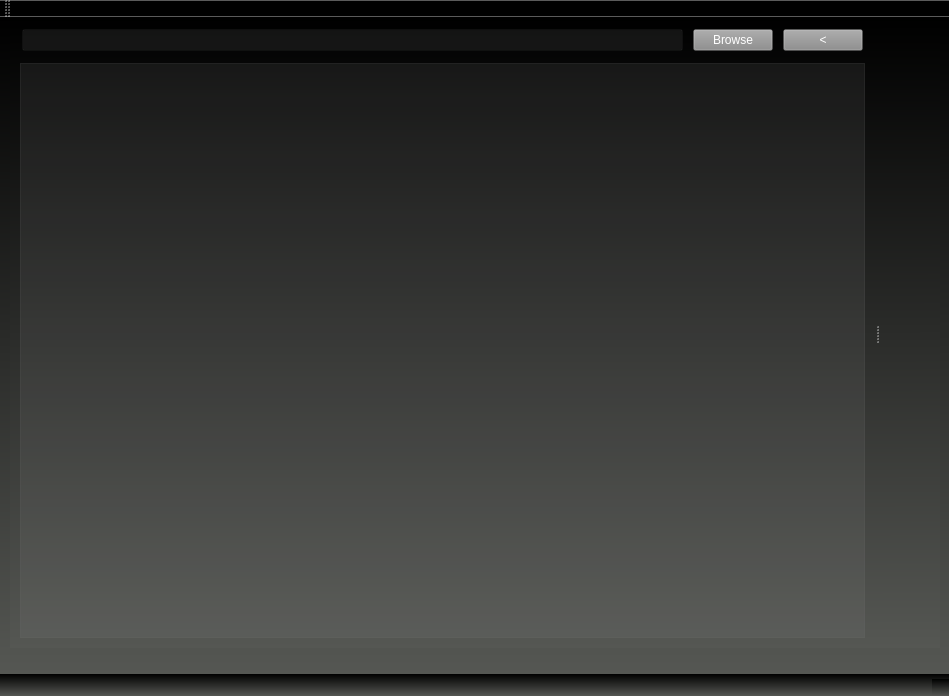
Laymalay/FileMonitor, file mainwindow.ui: the form before one commit.
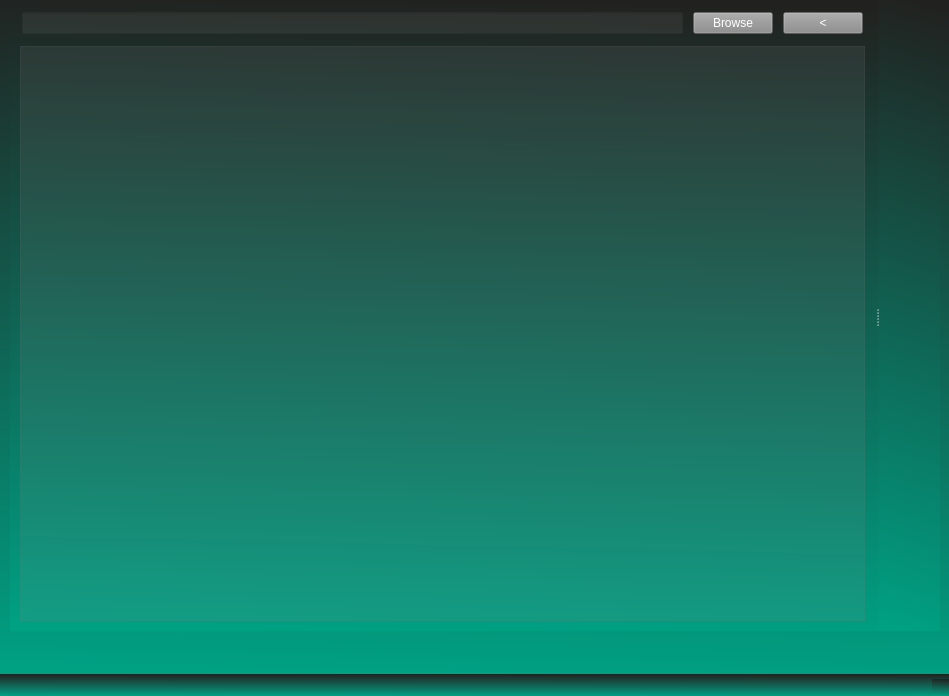
The form after the commit.

Diff of the .ui file:
```diff
--- a/mainwindow.ui
+++ b/mainwindow.ui
@@ -39,19 +39,19 @@
     <active>
      <colorrole role="Button">
       <brush brushstyle="LinearGradientPattern">
-       <gradient startx="0.511726000000000" starty="0.000000000000000" endx="0.512000000000000" endy="1.000000000000000" type="LinearGradient" spread="PadSpread" coordinatemode="ObjectBoundingMode">
+       <gradient startx="0.487000000000000" starty="1.000000000000000" endx="0.517000000000000" endy="0.000000000000000" type="LinearGradient" spread="PadSpread" coordinatemode="ObjectBoundingMode">
         <gradientstop position="0.000000000000000">
          <color alpha="255">
           <red>0</red>
-          <green>0</green>
-          <blue>0</blue>
+          <green>160</green>
+          <blue>131</blue>
          </color>
         </gradientstop>
         <gradientstop position="1.000000000000000">
          <color alpha="255">
-          <red>85</red>
-          <green>87</green>
-          <blue>83</blue>
+          <red>33</red>
+          <green>34</green>
+          <blue>32</blue>
          </color>
         </gradientstop>
        </gradient>
@@ -68,19 +68,19 @@
      </colorrole>
      <colorrole role="Base">
       <brush brushstyle="LinearGradientPattern">
-       <gradient startx="0.511726000000000" starty="0.000000000000000" endx="0.512000000000000" endy="1.000000000000000" type="LinearGradient" spread="PadSpread" coordinatemode="ObjectBoundingMode">
+       <gradient startx="0.487000000000000" starty="1.000000000000000" endx="0.517000000000000" endy="0.000000000000000" type="LinearGradient" spread="PadSpread" coordinatemode="ObjectBoundingMode">
         <gradientstop position="0.000000000000000">
          <color alpha="255">
           <red>0</red>
-          <green>0</green>
-          <blue>0</blue>
+          <green>160</green>
+          <blue>131</blue>
          </color>
         </gradientstop>
         <gradientstop position="1.000000000000000">
          <color alpha="255">
-          <red>85</red>
-          <green>87</green>
-          <blue>83</blue>
+          <red>33</red>
+          <green>34</green>
+          <blue>32</blue>
          </color>
         </gradientstop>
        </gradient>
@@ -88,19 +88,19 @@
      </colorrole>
      <colorrole role="Window">
       <brush brushstyle="LinearGradientPattern">
-       <gradient startx="0.511726000000000" starty="0.000000000000000" endx="0.512000000000000" endy="1.000000000000000" type="LinearGradient" spread="PadSpread" coordinatemode="ObjectBoundingMode">
+       <gradient startx="0.487000000000000" starty="1.000000000000000" endx="0.517000000000000" endy="0.000000000000000" type="LinearGradient" spread="PadSpread" coordinatemode="ObjectBoundingMode">
         <gradientstop position="0.000000000000000">
          <color alpha="255">
           <red>0</red>
-          <green>0</green>
-          <blue>0</blue>
+          <green>160</green>
+          <blue>131</blue>
          </color>
         </gradientstop>
         <gradientstop position="1.000000000000000">
          <color alpha="255">
-          <red>85</red>
-          <green>87</green>
-          <blue>83</blue>
+          <red>33</red>
+          <green>34</green>
+          <blue>32</blue>
          </color>
         </gradientstop>
        </gradient>
@@ -119,19 +119,19 @@
     <inactive>
      <colorrole role="Button">
       <brush brushstyle="LinearGradientPattern">
-       <gradient startx="0.511726000000000" starty="0.000000000000000" endx="0.512000000000000" endy="1.000000000000000" type="LinearGradient" spread="PadSpread" coordinatemode="ObjectBoundingMode">
+       <gradient startx="0.487000000000000" starty="1.000000000000000" endx="0.517000000000000" endy="0.000000000000000" type="LinearGradient" spread="PadSpread" coordinatemode="ObjectBoundingMode">
         <gradientstop position="0.000000000000000">
          <color alpha="255">
           <red>0</red>
-          <green>0</green>
-          <blue>0</blue>
+          <green>160</green>
+          <blue>131</blue>
          </color>
         </gradientstop>
         <gradientstop position="1.000000000000000">
          <color alpha="255">
-          <red>85</red>
-          <green>87</green>
-          <blue>83</blue>
+          <red>33</red>
+          <green>34</green>
+          <blue>32</blue>
          </color>
         </gradientstop>
        </gradient>
@@ -148,19 +148,19 @@
      </colorrole>
      <colorrole role="Base">
       <brush brushstyle="LinearGradientPattern">
-       <gradient startx="0.511726000000000" starty="0.000000000000000" endx="0.512000000000000" endy="1.000000000000000" type="LinearGradient" spread="PadSpread" coordinatemode="ObjectBoundingMode">
+       <gradient startx="0.487000000000000" starty="1.000000000000000" endx="0.517000000000000" endy="0.000000000000000" type="LinearGradient" spread="PadSpread" coordinatemode="ObjectBoundingMode">
         <gradientstop position="0.000000000000000">
          <color alpha="255">
           <red>0</red>
-          <green>0</green>
-          <blue>0</blue>
+          <green>160</green>
+          <blue>131</blue>
          </color>
         </gradientstop>
         <gradientstop position="1.000000000000000">
          <color alpha="255">
-          <red>85</red>
-          <green>87</green>
-          <blue>83</blue>
+          <red>33</red>
+          <green>34</green>
+          <blue>32</blue>
          </color>
         </gradientstop>
        </gradient>
@@ -168,19 +168,19 @@
      </colorrole>
      <colorrole role="Window">
       <brush brushstyle="LinearGradientPattern">
-       <gradient startx="0.511726000000000" starty="0.000000000000000" endx="0.512000000000000" endy="1.000000000000000" type="LinearGradient" spread="PadSpread" coordinatemode="ObjectBoundingMode">
+       <gradient startx="0.487000000000000" starty="1.000000000000000" endx="0.517000000000000" endy="0.000000000000000" type="LinearGradient" spread="PadSpread" coordinatemode="ObjectBoundingMode">
         <gradientstop position="0.000000000000000">
          <color alpha="255">
           <red>0</red>
-          <green>0</green>
-          <blue>0</blue>
+          <green>160</green>
+          <blue>131</blue>
          </color>
         </gradientstop>
         <gradientstop position="1.000000000000000">
          <color alpha="255">
-          <red>85</red>
-          <green>87</green>
-          <blue>83</blue>
+          <red>33</red>
+          <green>34</green>
+          <blue>32</blue>
          </color>
         </gradientstop>
        </gradient>
@@ -199,19 +199,19 @@
     <disabled>
      <colorrole role="Button">
       <brush brushstyle="LinearGradientPattern">
-       <gradient startx="0.511726000000000" starty="0.000000000000000" endx="0.512000000000000" endy="1.000000000000000" type="LinearGradient" spread="PadSpread" coordinatemode="ObjectBoundingMode">
+       <gradient startx="0.487000000000000" starty="1.000000000000000" endx="0.517000000000000" endy="0.000000000000000" type="LinearGradient" spread="PadSpread" coordinatemode="ObjectBoundingMode">
         <gradientstop position="0.000000000000000">
          <color alpha="255">
           <red>0</red>
-          <green>0</green>
-          <blue>0</blue>
+          <green>160</green>
+          <blue>131</blue>
          </color>
         </gradientstop>
         <gradientstop position="1.000000000000000">
          <color alpha="255">
-          <red>85</red>
-          <green>87</green>
-          <blue>83</blue>
+          <red>33</red>
+          <green>34</green>
+          <blue>32</blue>
          </color>
         </gradientstop>
        </gradient>
@@ -228,19 +228,19 @@
      </colorrole>
      <colorrole role="Base">
       <brush brushstyle="LinearGradientPattern">
-       <gradient startx="0.511726000000000" starty="0.000000000000000" endx="0.512000000000000" endy="1.000000000000000" type="LinearGradient" spread="PadSpread" coordinatemode="ObjectBoundingMode">
+       <gradient startx="0.487000000000000" starty="1.000000000000000" endx="0.517000000000000" endy="0.000000000000000" type="LinearGradient" spread="PadSpread" coordinatemode="ObjectBoundingMode">
         <gradientstop position="0.000000000000000">
          <color alpha="255">
           <red>0</red>
-          <green>0</green>
-          <blue>0</blue>
+          <green>160</green>
+          <blue>131</blue>
          </color>
         </gradientstop>
         <gradientstop position="1.000000000000000">
          <color alpha="255">
-          <red>85</red>
-          <green>87</green>
-          <blue>83</blue>
+          <red>33</red>
+          <green>34</green>
+          <blue>32</blue>
          </color>
         </gradientstop>
        </gradient>
@@ -248,19 +248,19 @@
      </colorrole>
      <colorrole role="Window">
       <brush brushstyle="LinearGradientPattern">
-       <gradient startx="0.511726000000000" starty="0.000000000000000" endx="0.512000000000000" endy="1.000000000000000" type="LinearGradient" spread="PadSpread" coordinatemode="ObjectBoundingMode">
+       <gradient startx="0.487000000000000" starty="1.000000000000000" endx="0.517000000000000" endy="0.000000000000000" type="LinearGradient" spread="PadSpread" coordinatemode="ObjectBoundingMode">
         <gradientstop position="0.000000000000000">
          <color alpha="255">
           <red>0</red>
-          <green>0</green>
-          <blue>0</blue>
+          <green>160</green>
+          <blue>131</blue>
          </color>
         </gradientstop>
         <gradientstop position="1.000000000000000">
          <color alpha="255">
-          <red>85</red>
-          <green>87</green>
-          <blue>83</blue>
+          <red>33</red>
+          <green>34</green>
+          <blue>32</blue>
          </color>
         </gradientstop>
        </gradient>
@@ -282,8 +282,7 @@
    <string>MainWindow</string>
   </property>
   <property name="styleSheet">
-   <string notr="true">
-background : qlineargradient(spread:pad, x1:0.511726, y1:0, x2:0.512, y2:1, stop:0 rgba(0, 0, 0, 255), stop:1 rgba(85, 87, 83, 255));</string>
+   <string notr="true">background :  qlineargradient(spread:pad, x1:0.487, y1:1, x2:0.517, y2:0, stop:0 rgba(0, 160, 131, 255), stop:1 rgba(33, 34, 32, 255));</string>
   </property>
   <property name="tabShape">
    <enum>QTabWidget::Triangular</enum>
@@ -338,6 +337,9 @@
       <height>16777215</height>
      </size>
     </property>
+    <property name="styleSheet">
+     <string notr="true"/>
+    </property>
     <property name="midLineWidth">
      <number>1</number>
     </property>
@@ -687,14 +689,6 @@
    </widget>
   </widget>
   <widget class="QStatusBar" name="statusBar"/>
-  <widget class="QToolBar" name="mainToolBar">
-   <attribute name="toolBarArea">
-    <enum>TopToolBarArea</enum>
-   </attribute>
-   <attribute name="toolBarBreak">
-    <bool>false</bool>
-   </attribute>
-  </widget>
   <widget class="QMenuBar" name="menuBar">
    <property name="geometry">
     <rect>
```
Left out of the diff: 1 changed line with no effect on the pictures.
